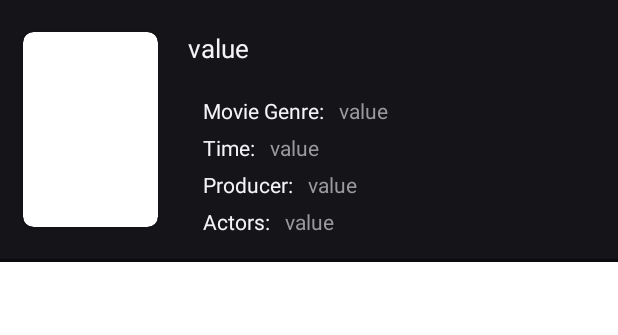
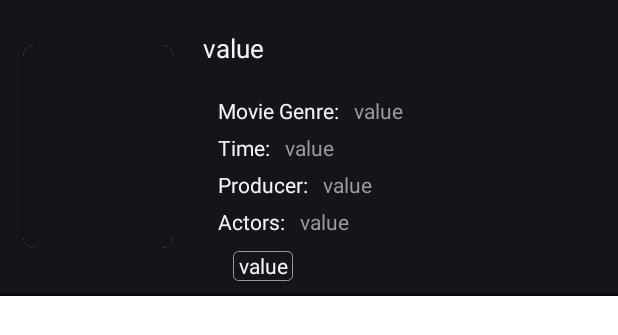
Before and after one commit to yasinkya/Visionary, an Android app: the layout in_theaters_item.xml on its own in the app's theme, with its tools: preview values and no code run, on a phone screen of 412 x 824 dp. Shown: the top 335 px of the screen. Run offline under Robolectric (Android 15) with nearby library versions, the phone set to English and light mode, and no system bars; Roboto replaces fonts that are not available here.

Commit message:
theaters adapter

```diff
--- a/app/src/main/res/layout/in_theaters_item.xml
+++ b/app/src/main/res/layout/in_theaters_item.xml
@@ -16,16 +16,17 @@
         app:layout_constraintStart_toStartOf="parent"
         app:layout_constraintTop_toTopOf="parent"
         app:layout_constraintBottom_toTopOf="@id/bottomline"
-        android:layout_width="90dp"
-        android:layout_height="130dp"
+        android:layout_width="100dp"
+        android:layout_height="135dp"
         app:cardCornerRadius="7dp"
-        android:layout_margin="15dp">
+        android:layout_margin="15dp"
+        >
 
         <ImageView
             android:id="@+id/movie_image"
             android:layout_width="match_parent"
             android:layout_height="match_parent"
-
+            android:background="@color/thirtyblue"
             />
     </androidx.cardview.widget.CardView>
 
@@ -122,19 +123,21 @@
     <TextView
         android:layout_width="wrap_content"
         android:layout_height="wrap_content"
+        android:maxWidth="200dp"
         android:layout_marginTop="5dp"
         android:layout_marginStart="10dp"
         android:textColor="@color/altwhite"
         android:text="@string/value"
         android:id="@+id/movie_actors_value"
         app:layout_constraintTop_toBottomOf="@+id/movie_producer"
+
         app:layout_constraintStart_toEndOf="@id/movie_actors"/>
 
     <TextView
         android:layout_width="40dp"
         android:layout_height="20dp"
         android:id="@+id/ticket1"
-        app:layout_constraintTop_toBottomOf="@id/movie_actors"
+        app:layout_constraintTop_toBottomOf="@id/movie_actors_value"
         app:layout_constraintLeft_toLeftOf="@id/movie_actors"
         android:layout_marginTop="10dp"
         android:text="@string/value"
@@ -148,7 +151,7 @@
         android:layout_width="40dp"
         android:layout_height="20dp"
         android:id="@+id/ticket2"
-        app:layout_constraintTop_toBottomOf="@id/movie_actors"
+        app:layout_constraintTop_toBottomOf="@id/movie_actors_value"
         app:layout_constraintLeft_toRightOf="@id/ticket1"
         android:layout_marginStart="10dp"
         android:layout_marginTop="10dp"
@@ -164,7 +167,7 @@
         android:layout_width="40dp"
         android:layout_height="20dp"
         android:id="@+id/ticket3"
-        app:layout_constraintTop_toBottomOf="@id/movie_actors"
+        app:layout_constraintTop_toBottomOf="@id/movie_actors_value"
         app:layout_constraintLeft_toRightOf="@id/ticket2"
         android:layout_marginTop="10dp"
         android:layout_marginStart="10dp"
@@ -180,7 +183,7 @@
         android:layout_width="40dp"
         android:layout_height="20dp"
         android:id="@+id/ticket4"
-        app:layout_constraintTop_toBottomOf="@id/movie_actors"
+        app:layout_constraintTop_toBottomOf="@id/movie_actors_value"
         app:layout_constraintLeft_toRightOf="@id/ticket3"
         android:layout_marginTop="10dp"
         android:layout_marginStart="10dp"
@@ -196,8 +199,10 @@
         android:layout_width="40dp"
         android:layout_height="20dp"
         android:id="@+id/ticket5"
-        app:layout_constraintTop_toBottomOf="@id/movie_actors"
+        app:layout_constraintTop_toBottomOf="@id/movie_actors_value"
         app:layout_constraintLeft_toRightOf="@id/ticket4"
+        app:layout_constraintBottom_toBottomOf="parent"
+        android:layout_marginBottom="10dp"
         android:layout_marginTop="10dp"
         android:layout_marginStart="10dp"
         android:text="@string/value"
@@ -206,7 +211,7 @@
         android:background="@drawable/border_textview"
         android:clickable="true"
         android:focusable="true"
-        android:visibility="gone"/>
+        android:visibility="visible"/>
 
 
 
@@ -214,9 +219,9 @@
         android:layout_width="match_parent"
         android:layout_height="2dp"
         android:id="@+id/bottomline"
-        app:layout_constraintTop_toBottomOf="@id/ticket1"
-        android:layout_marginTop="15dp"
-        android:background="@color/primaryblue"/>
+        app:layout_constraintBottom_toBottomOf="parent"
+        android:background="@color/primaryblue"
+        tools:ignore="Orientation" />
 
 
 
```
Also changed, not shown: app/src/main/java/com/yaska/visionary/InTheatersActivity.java (+26 -22 lines).
